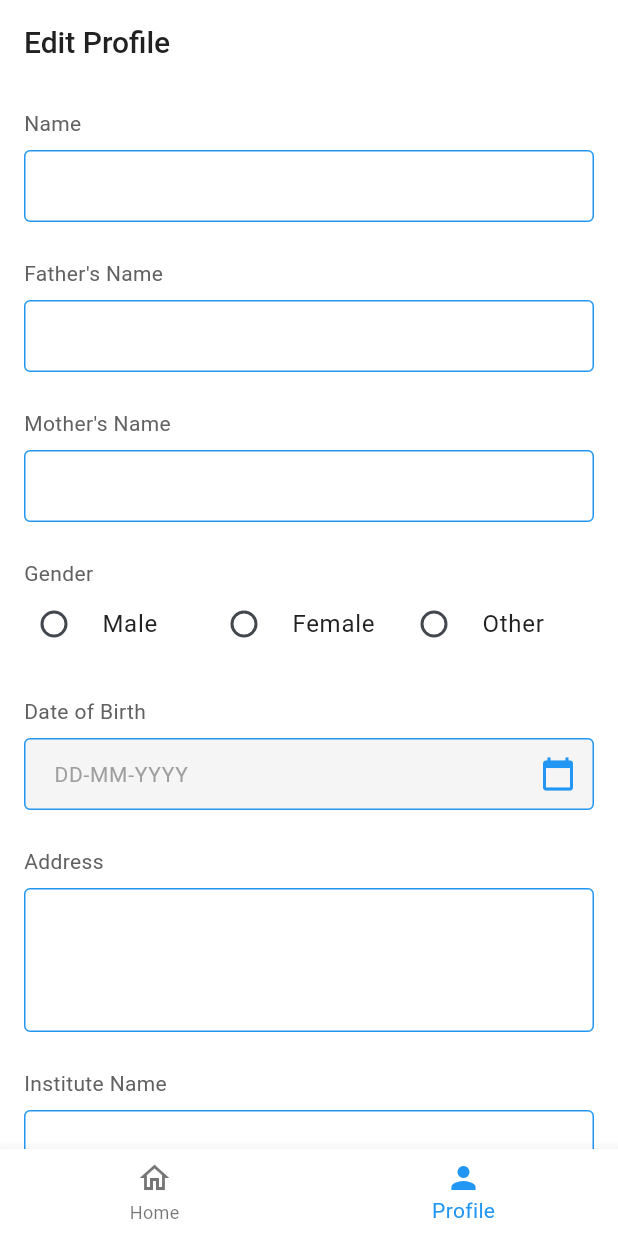
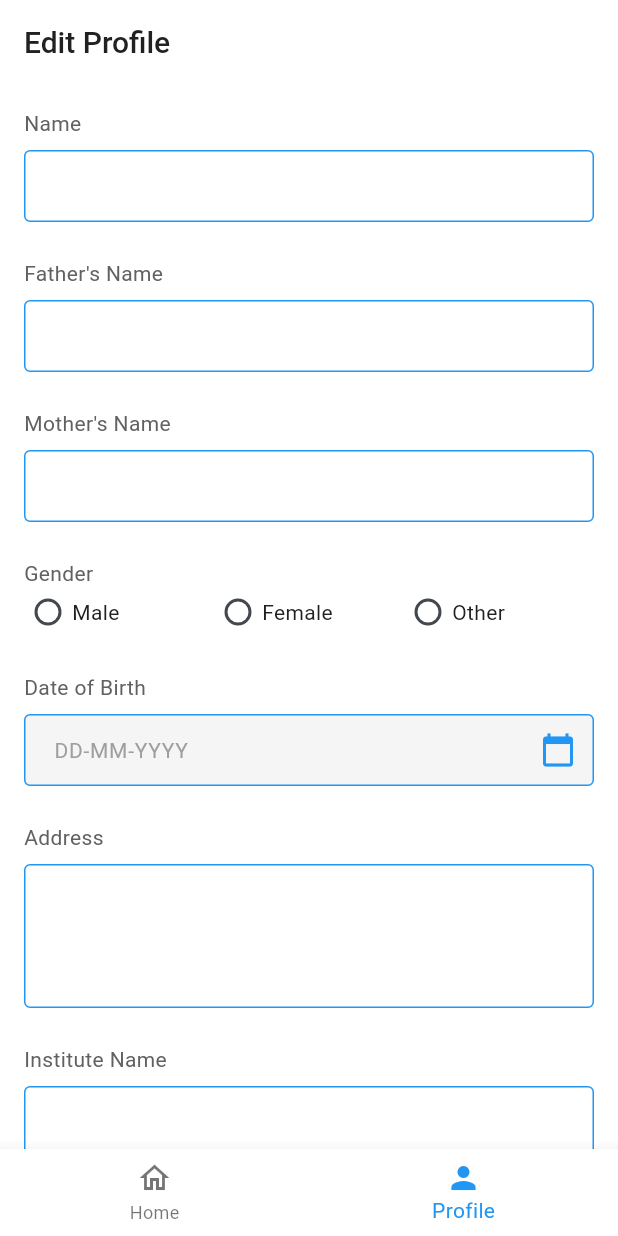
Before and after one commit to arunanksharan/seeker_flutter, a Flutter app: the ProfileScreen screen opened by its route, on a phone screen of 412 x 824 dp. Run offline on Flutter 3.47's test engine with Material 3 defaults, Android fonts, the phone set to English and light mode, and no system bars; our stand-ins replace dio, firebase_auth, firebase_core, flutter_riverpod, flutter_secure_storage, freezed_annotation and 2 more; missing offline and left inert: phone_number; accounts and stored records are empty; network calls fail.

Commit message:
fixed radio styling issue for gender

```diff
--- a/lib/features/profile/presentation/screens/profile_screen.dart
+++ b/lib/features/profile/presentation/screens/profile_screen.dart
@@ -573,21 +573,33 @@ class _ProfileScreenState extends ConsumerState<ProfileScreen> {
     ProfileNotifier notifier,
     bool isEditing,
   ) {
+    // Use InkWell + Row + Radio + Text for better layout control
     return Expanded(
-      child: RadioListTile<String>(
-        title: Text(title),
-        value: title,
-        groupValue: groupValue,
-        // Only allow changes if in edit mode
-        onChanged: (String? value) {
-          logger.d("Gender radio changed to: $value, isEditing: $isEditing");
-          if (isEditing && value != null) {
-            notifier.updateField('gender', value);
-          }
-        },
-        contentPadding: EdgeInsets.zero,
-        visualDensity: VisualDensity.compact,
+      child: InkWell(
+        onTap: isEditing ? () => notifier.updateField('gender', title) : null,
+        child: Row(
+          mainAxisSize: MainAxisSize.min, // Keep radio and text close
+          children: [
+            Radio<String>(
+              value: title,
+              groupValue: groupValue,
+              visualDensity: VisualDensity.compact,
+              materialTapTargetSize: MaterialTapTargetSize.shrinkWrap, // Reduce tap area padding
+              onChanged: isEditing
+                  ? (String? value) {
+                      logger.d("Gender radio changed to: $value, isEditing: $isEditing");
+                      if (value != null) {
+                        notifier.updateField('gender', value);
+                      }
+                    }
+                  : null, // Disable if not editing
+            ),
+            Text(title),
+          ],
+        ),
       ),
     );
   }
+
+  // Helper to build a text field row
 } // End _ProfileScreenState
```
